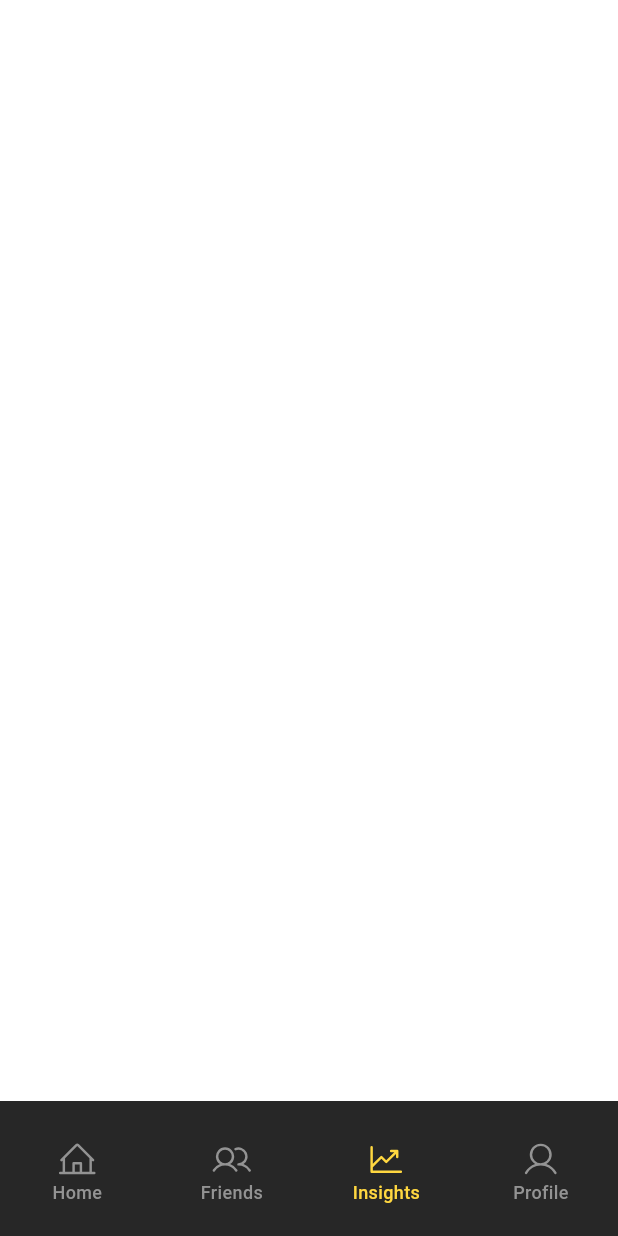
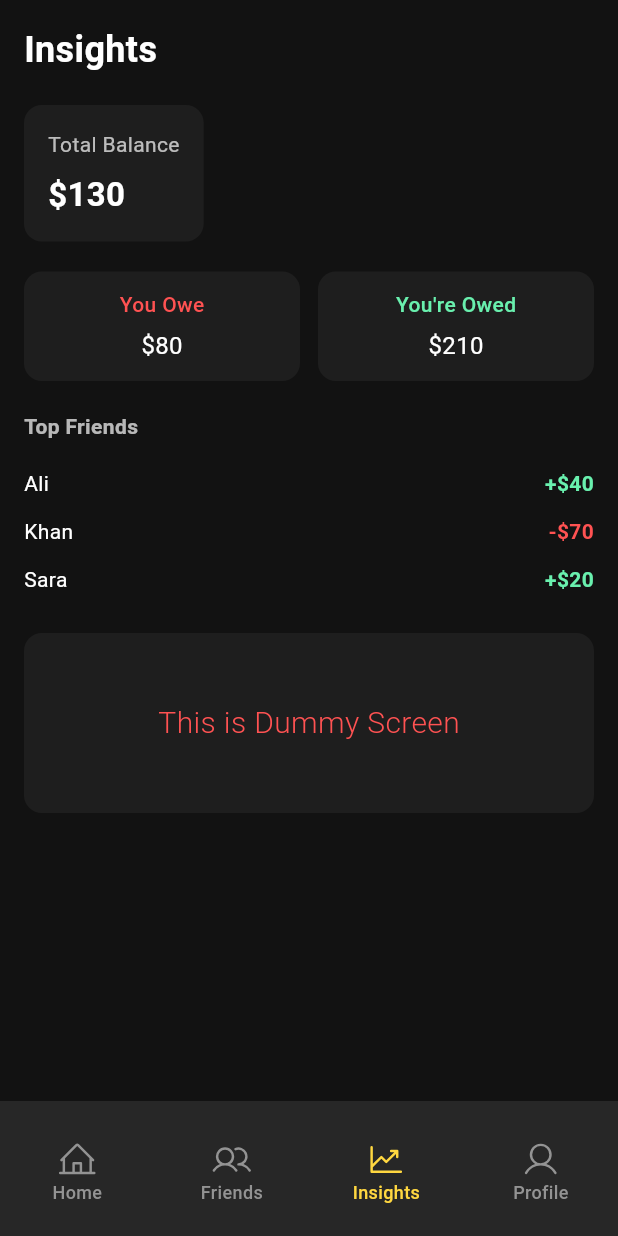
Before and after one commit to Sadiq1180/Money-Split-Wise-App, a Flutter app: the MainScreen screen opened by its route, item 3 of the bottom bar chosen, on a phone screen of 412 x 824 dp. Run offline on Flutter 3.47's test engine with Material 3 defaults, Android fonts, the phone set to English and light mode, and no system bars; drawn by our look-alikes of loader_overlay; our stand-ins replace connectivity_plus, dio, flutter_riverpod, flutter_svg, get_it, go_router and 1 more; missing offline and left inert: template_expressions; accounts and stored records are empty; Roboto replaces fonts that are missing (WorkSans).

```diff
--- /dev/null
+++ b/lib/presentation/views/screens/main_screens/insight_screen/insights.dart
@@ -0,0 +1,178 @@
+import 'package:flutter/material.dart';
+
+class InsightsScreen extends StatelessWidget {
+  static const String routeName = "insights";
+  const InsightsScreen({super.key});
+
+  @override
+  Widget build(BuildContext context) {
+    return Container(
+      color: const Color(0xFF121212), // Dark background
+      padding: const EdgeInsets.all(16),
+      child: Column(
+        crossAxisAlignment: CrossAxisAlignment.start,
+        children: [
+          const Text(
+            "Insights",
+            style: TextStyle(
+              fontSize: 24,
+              fontWeight: FontWeight.bold,
+              color: Colors.white,
+            ),
+          ),
+          const SizedBox(height: 20),
+
+          // Total Balance
+          Container(
+            padding: const EdgeInsets.all(16),
+            decoration: BoxDecoration(
+              color: const Color(0xFF1E1E1E),
+              borderRadius: BorderRadius.circular(12),
+            ),
+            child: Column(
+              crossAxisAlignment: CrossAxisAlignment.start,
+              children: const [
+                Text("Total Balance", style: TextStyle(color: Colors.white70)),
+                SizedBox(height: 8),
+                Text(
+                  "\$130",
+                  style: TextStyle(
+                    color: Colors.white,
+                    fontSize: 22,
+                    fontWeight: FontWeight.bold,
+                  ),
+                ),
+              ],
+            ),
+          ),
+
+          const SizedBox(height: 20),
+
+          // You owe / You're owed
+          Row(
+            children: [
+              _InfoCard(
+                label: "You Owe",
+                amount: "\$80",
+                color: Colors.redAccent,
+              ),
+              const SizedBox(width: 12),
+              _InfoCard(
+                label: "You're Owed",
+                amount: "\$210",
+                color: Colors.greenAccent,
+              ),
+            ],
+          ),
+
+          const SizedBox(height: 20),
+
+          // Top Friends
+          const Text(
+            "Top Friends",
+            style: TextStyle(
+              color: Colors.white70,
+              fontWeight: FontWeight.bold,
+            ),
+          ),
+          const SizedBox(height: 12),
+          _FriendRow(name: "Ali", amount: "\$40", isPositive: true),
+          _FriendRow(name: "Khan", amount: "\$70", isPositive: false),
+          _FriendRow(name: "Sara", amount: "\$20", isPositive: true),
+
+          const SizedBox(height: 20),
+
+          // Chart placeholder
+          Container(
+            height: 120,
+            width: double.infinity,
+            decoration: BoxDecoration(
+              color: const Color(0xFF1E1E1E),
+              borderRadius: BorderRadius.circular(12),
+            ),
+            child: const Center(
+              child: Text(
+                "This is Dummy Screen",
+                style: TextStyle(
+                  color: Colors.redAccent,
+                  fontSize: 20,
+                  fontWeight: FontWeight.w300,
+                ),
+              ),
+            ),
+          ),
+        ],
+      ),
+    );
+  }
+}
+
+class _InfoCard extends StatelessWidget {
+  final String label;
+  final String amount;
+  final Color color;
+
+  const _InfoCard({
+    required this.label,
+    required this.amount,
+    required this.color,
+  });
+
+  @override
+  Widget build(BuildContext context) {
+    return Expanded(
+      child: Container(
+        padding: const EdgeInsets.all(12),
+        decoration: BoxDecoration(
+          color: const Color(0xFF1E1E1E),
+          borderRadius: BorderRadius.circular(12),
+        ),
+        child: Column(
+          children: [
+            Text(
+              label,
+              style: TextStyle(color: color, fontWeight: FontWeight.w500),
+            ),
+            const SizedBox(height: 6),
+            Text(
+              amount,
+              style: const TextStyle(color: Colors.white, fontSize: 16),
+            ),
+          ],
+        ),
+      ),
+    );
+  }
+}
+
+class _FriendRow extends StatelessWidget {
+  final String name;
+  final String amount;
+  final bool isPositive;
+
+  const _FriendRow({
+    required this.name,
+    required this.amount,
+    required this.isPositive,
+  });
+
+  @override
+  Widget build(BuildContext context) {
+    return Padding(
+      padding: const EdgeInsets.symmetric(vertical: 6),
+      child: Row(
+        mainAxisAlignment: MainAxisAlignment.spaceBetween,
+        children: [
+          Text(name, style: const TextStyle(color: Colors.white)),
+          Text(
+            isPositive ? "+$amount" : "-$amount",
+            style: TextStyle(
+              color: isPositive ? Colors.greenAccent : Colors.redAccent,
+              fontWeight: FontWeight.bold,
+            ),
+          ),
+        ],
+      ),
+    );
+  }
+}
--- a/lib/presentation/views/screens/main_screens/main_screen.dart
+++ b/lib/presentation/views/screens/main_screens/main_screen.dart
@@ -2,6 +2,7 @@ import 'package:flutter/material.dart';
 import 'package:flutter_riverpod/flutter_riverpod.dart';
 import 'package:project_core/presentation/views/screens/main_screens/friends_group/friends_group.dart';
 import 'package:project_core/presentation/views/screens/main_screens/home_screen/home_page.dart';
+import 'package:project_core/presentation/views/screens/main_screens/insight_screen/insights.dart';
 import 'package:project_core/presentation/views/screens/main_screens/profile/user_profile.dart';
 import 'package:project_core/presentation/widgets/custom_bottom_navigation.dart';
 
@@ -21,10 +22,7 @@ class _MainScreenState extends ConsumerState<MainScreen> {
   List<Widget> screens = [
     HomePage(),
     FriendsAndGroup(),
-    Center(
-      child: Text('Profile', style: TextStyle(color: Colors.white)),
-    ),
-
+    InsightsScreen(),
     UserProfile(),
   ];
 
```
